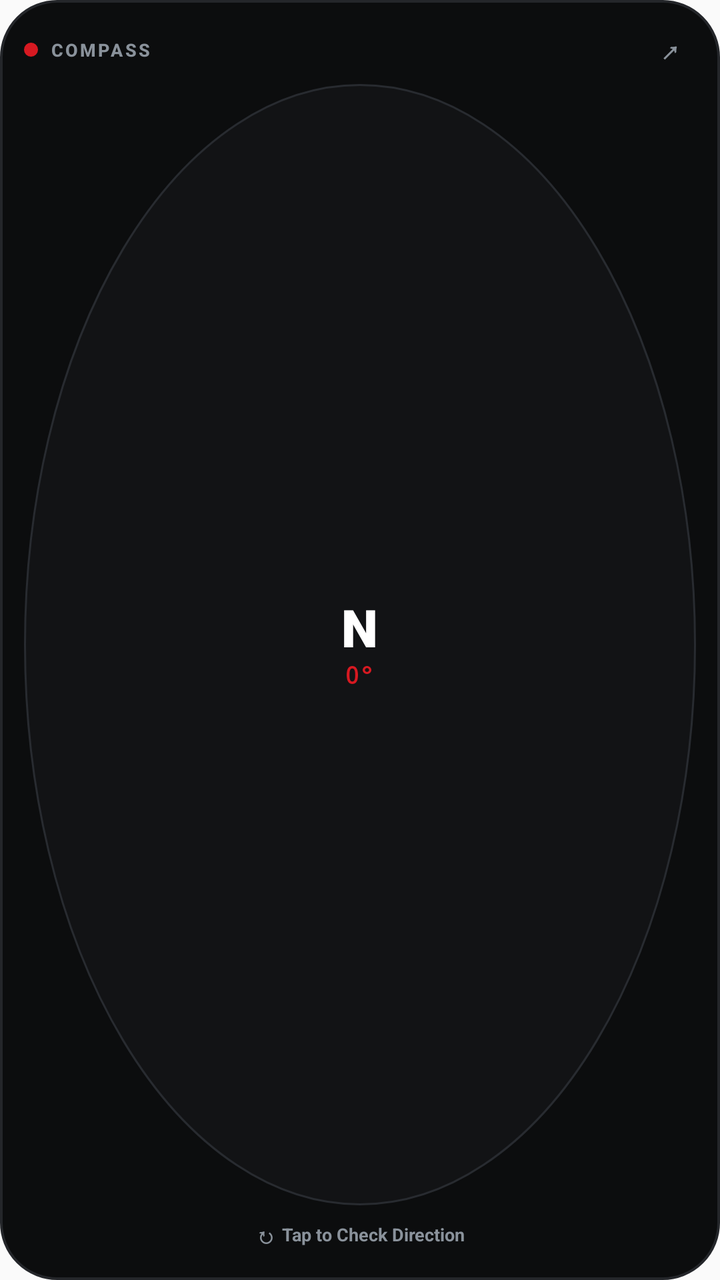
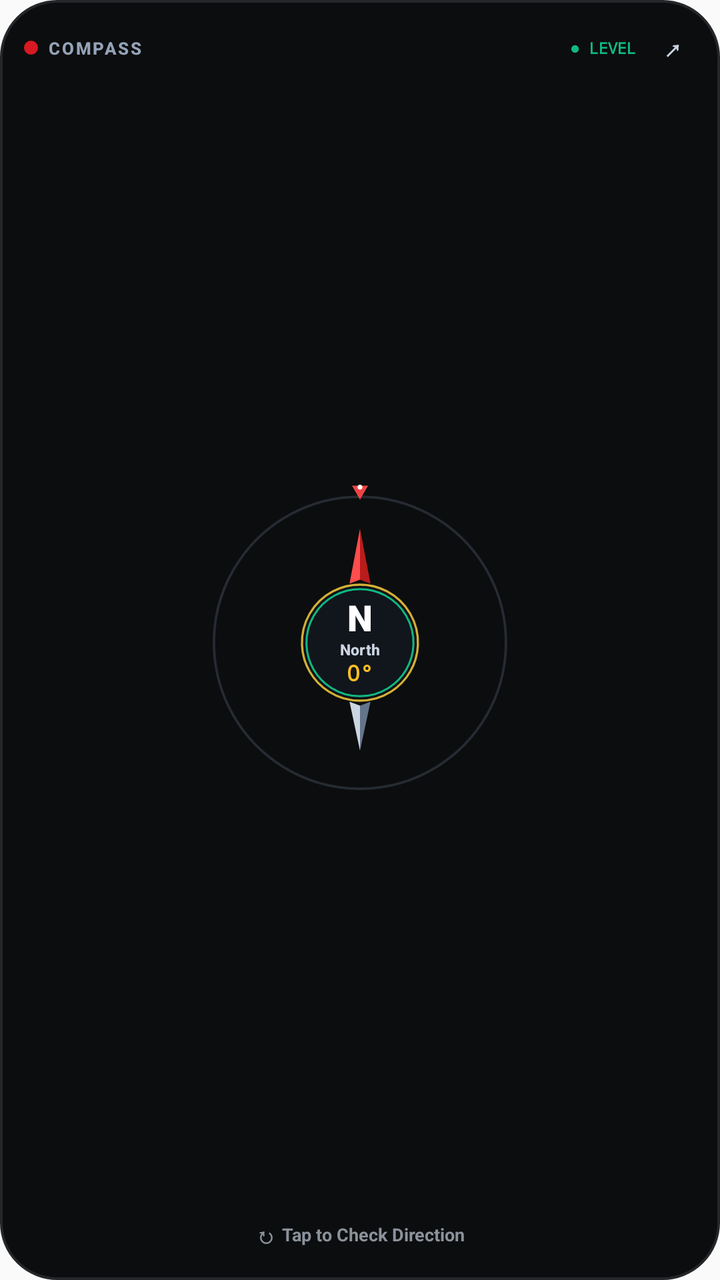

An Android layout rendered at two revisions. The XML below is the earlier revision; the diff shows what the commit changed to produce the second picture.
<!-- AndroidManifest.xml: application theme AppTheme -->
<!-- res/layout/widget_compass_layout.xml -->
<?xml version="1.0" encoding="utf-8"?>
<LinearLayout xmlns:android="http://schemas.android.com/apk/res/android"
    android:id="@+id/widget_root"
    android:layout_width="match_parent"
    android:layout_height="match_parent"
    android:orientation="vertical"
    android:background="@drawable/widget_bg"
    android:padding="12dp"
    android:gravity="center_horizontal">

    
    <LinearLayout
        android:layout_width="match_parent"
        android:layout_height="wrap_content"
        android:orientation="horizontal"
        android:gravity="center_vertical">

        <ImageView
            android:layout_width="7dp"
            android:layout_height="7dp"
            android:src="@drawable/widget_red_dot"
            android:layout_marginEnd="6dp"
            android:contentDescription="Status dot" />

        <TextView
            android:layout_width="0dp"
            android:layout_height="wrap_content"
            android:layout_weight="1"
            android:text="COMPASS"
            android:textColor="#8A929B"
            android:textSize="9sp"
            android:textStyle="bold"
            android:letterSpacing="0.12"
            android:fontFamily="sans-serif-medium" />

        <TextView
            android:id="@+id/widget_btn_open"
            android:layout_width="26dp"
            android:layout_height="26dp"
            android:gravity="center"
            android:text="↗"
            android:textColor="#8A929B"
            android:textSize="14sp"
            android:textStyle="bold"
            android:contentDescription="Open full app" />
    </LinearLayout>

    
    <FrameLayout
        android:id="@+id/widget_dial_container"
        android:layout_width="match_parent"
        android:layout_height="0dp"
        android:layout_weight="1"
        android:layout_marginTop="4dp"
        android:layout_marginBottom="4dp">

        
        <ImageView
            android:id="@+id/widget_dial_image"
            android:layout_width="match_parent"
            android:layout_height="match_parent"
            android:layout_gravity="center"
            android:scaleType="centerInside"
            android:src="@drawable/widget_circle_dial"
            android:contentDescription="Compass dial" />

        
        <LinearLayout
            android:layout_width="wrap_content"
            android:layout_height="wrap_content"
            android:layout_gravity="center"
            android:orientation="vertical"
            android:gravity="center">

            <TextView
                android:id="@+id/widget_cardinal_text"
                android:layout_width="wrap_content"
                android:layout_height="wrap_content"
                android:text="N"
                android:textColor="#FFFFFF"
                android:textSize="26sp"
                android:textStyle="bold"
                android:fontFamily="sans-serif-black"
                android:includeFontPadding="false" />

            <TextView
                android:id="@+id/widget_degree_text"
                android:layout_width="wrap_content"
                android:layout_height="wrap_content"
                android:text="0°"
                android:textColor="#D71921"
                android:textSize="12sp"
                android:textStyle="bold"
                android:fontFamily="monospace"
                android:includeFontPadding="false"
                android:layout_marginTop="1dp" />
        </LinearLayout>
    </FrameLayout>

    
    <LinearLayout
        android:id="@+id/widget_btn_refresh"
        android:layout_width="match_parent"
        android:layout_height="wrap_content"
        android:orientation="horizontal"
        android:gravity="center"
        android:paddingTop="3dp"
        android:paddingBottom="3dp">

        <TextView
            android:layout_width="wrap_content"
            android:layout_height="wrap_content"
            android:text="↻ "
            android:textColor="#8A929B"
            android:textSize="11sp"
            android:textStyle="bold" />

        <TextView
            android:id="@+id/widget_status_text"
            android:layout_width="wrap_content"
            android:layout_height="wrap_content"
            android:text="Tap to Check Direction"
            android:textColor="#8A929B"
            android:textSize="9sp"
            android:textStyle="bold"
            android:fontFamily="sans-serif" />
    </LinearLayout>

</LinearLayout>
<!-- resources referenced by this layout -->
<resources>
  <!-- drawable widget_bg (drawable) -->
  <?xml version="1.0" encoding="utf-8"?>
  <shape xmlns:android="http://schemas.android.com/apk/res/android"
      android:shape="rectangle">
      <solid android:color="#0C0D0E" />
      <corners android:radius="28dp" />
      <stroke
          android:width="1.2dp"
          android:color="#24262A" />
  </shape>
  <!-- drawable widget_circle_dial (drawable) -->
  <?xml version="1.0" encoding="utf-8"?>
  <shape xmlns:android="http://schemas.android.com/apk/res/android"
      android:shape="oval">
      <solid android:color="#121315" />
      <stroke
          android:width="1dp"
          android:color="#282B30" />
  </shape>
  <!-- drawable widget_red_dot (drawable) -->
  <?xml version="1.0" encoding="utf-8"?>
  <shape xmlns:android="http://schemas.android.com/apk/res/android"
      android:shape="oval">
      <solid android:color="#D71921" />
      <size
          android:width="8dp"
          android:height="8dp" />
  </shape>
  <style name="AppTheme" parent="Theme.AppCompat.Light.DarkActionBar">
          
          <item name="colorPrimary">@color/colorPrimary</item>
          <item name="colorPrimaryDark">@color/colorPrimaryDark</item>
          <item name="colorAccent">@color/colorAccent</item>
      </style>
</resources>

<!-- the commit's change to res/layout/widget_compass_layout.xml (unified diff, before → after) -->
@@ -16,31 +16,44 @@
         android:gravity="center_vertical">
 
         <ImageView
+            android:id="@+id/widget_status_dot"
             android:layout_width="7dp"
             android:layout_height="7dp"
             android:src="@drawable/widget_red_dot"
-            android:layout_marginEnd="6dp"
+            android:layout_marginEnd="5dp"
             android:contentDescription="Status dot" />
 
         <TextView
+            android:layout_width="wrap_content"
+            android:layout_height="wrap_content"
+            android:text="COMPASS"
+            android:textColor="#94A3B8"
+            android:textSize="8.5sp"
+            android:textStyle="bold"
+            android:letterSpacing="0.10"
+            android:fontFamily="sans-serif-medium" />
+
+        <TextView
+            android:id="@+id/widget_level_badge"
             android:layout_width="0dp"
             android:layout_height="wrap_content"
             android:layout_weight="1"
-            android:text="COMPASS"
-            android:textColor="#8A929B"
-            android:textSize="9sp"
+            android:gravity="end|center_vertical"
+            android:layout_marginEnd="6dp"
+            android:text="● LEVEL"
+            android:textColor="#10B981"
+            android:textSize="8sp"
             android:textStyle="bold"
-            android:letterSpacing="0.12"
-            android:fontFamily="sans-serif-medium" />
+            android:fontFamily="monospace" />
 
         <TextView
             android:id="@+id/widget_btn_open"
-            android:layout_width="26dp"
-            android:layout_height="26dp"
+            android:layout_width="24dp"
+            android:layout_height="24dp"
             android:gravity="center"
             android:text="↗"
-            android:textColor="#8A929B"
-            android:textSize="14sp"
+            android:textColor="#CBD5E1"
+            android:textSize="13sp"
             android:textStyle="bold"
             android:contentDescription="Open full app" />
     </LinearLayout>
@@ -51,8 +64,8 @@
         android:layout_width="match_parent"
         android:layout_height="0dp"
         android:layout_weight="1"
-        android:layout_marginTop="4dp"
-        android:layout_marginBottom="4dp">
+        android:layout_marginTop="1dp"
+        android:layout_marginBottom="1dp">
 
         
         <ImageView
@@ -78,22 +91,34 @@
                 android:layout_height="wrap_content"
                 android:text="N"
                 android:textColor="#FFFFFF"
-                android:textSize="26sp"
+                android:textSize="18sp"
                 android:textStyle="bold"
                 android:fontFamily="sans-serif-black"
                 android:includeFontPadding="false" />
+
+            <TextView
+                android:id="@+id/widget_direction_name_text"
+                android:layout_width="wrap_content"
+                android:layout_height="wrap_content"
+                android:text="North"
+                android:textColor="#CBD5E1"
+                android:textSize="7.5sp"
+                android:textStyle="bold"
+                android:fontFamily="sans-serif-medium"
+                android:includeFontPadding="false"
+                android:layout_marginTop="0.5dp" />
 
             <TextView
                 android:id="@+id/widget_degree_text"
                 android:layout_width="wrap_content"
                 android:layout_height="wrap_content"
                 android:text="0°"
-                android:textColor="#D71921"
-                android:textSize="12sp"
+                android:textColor="#FBBF24"
+                android:textSize="11sp"
                 android:textStyle="bold"
                 android:fontFamily="monospace"
                 android:includeFontPadding="false"
-                android:layout_marginTop="1dp" />
+                android:layout_marginTop="0.5dp" />
         </LinearLayout>
     </FrameLayout>
 
<!-- resource entries referenced after the edit -->
@@ -12,13 +12,55 @@
   </shape>
   <!-- drawable widget_circle_dial (drawable) -->
   <?xml version="1.0" encoding="utf-8"?>
-  <shape xmlns:android="http://schemas.android.com/apk/res/android"
-      android:shape="oval">
-      <solid android:color="#121315" />
-      <stroke
-          android:width="1dp"
-          android:color="#282B30" />
-  </shape>
+  <vector xmlns:android="http://schemas.android.com/apk/res/android"
+      android:width="160dp"
+      android:height="160dp"
+      android:viewportWidth="320"
+      android:viewportHeight="320">
+  
+      
+      <path
+          android:strokeColor="#262B33"
+          android:strokeWidth="2.5"
+          android:pathData="M160,14 A146,146 0 1,1 159.9,14 Z" />
+  
+      
+      <path
+          android:fillColor="#EF4444"
+          android:pathData="M160,17 L152,3 L168,3 Z" />
+      <path
+          android:fillColor="#FFFFFF"
+          android:pathData="M160,2 A2.5,2.5 0 1,1 159.9,2 Z" />
+  
+      
+      <path
+          android:fillColor="#FF4D4D"
+          android:pathData="M160,46 L149.5,101 L160,97 Z" />
+      <path
+          android:fillColor="#B91C1C"
+          android:pathData="M160,46 L170.5,101 L160,97 Z" />
+  
+      
+      <path
+          android:fillColor="#CBD5E1"
+          android:pathData="M160,268 L149.5,219 L160,223 Z" />
+      <path
+          android:fillColor="#64748B"
+          android:pathData="M160,268 L170.5,219 L160,223 Z" />
+  
+      
+      <path
+          android:fillColor="#11151C"
+          android:pathData="M160,104 A56,56 0 1,1 159.9,104 Z" />
+      <path
+          android:strokeColor="#D4AF37"
+          android:strokeWidth="2.2"
+          android:pathData="M160,102 A58,58 0 1,1 159.9,102 Z" />
+      <path
+          android:strokeColor="#10B981"
+          android:strokeWidth="2.0"
+          android:pathData="M160,106.5 A53.5,53.5 0 1,1 159.9,106.5 Z" />
+  </vector>
   <!-- drawable widget_red_dot (drawable) -->
   <?xml version="1.0" encoding="utf-8"?>
   <shape xmlns:android="http://schemas.android.com/apk/res/android"
